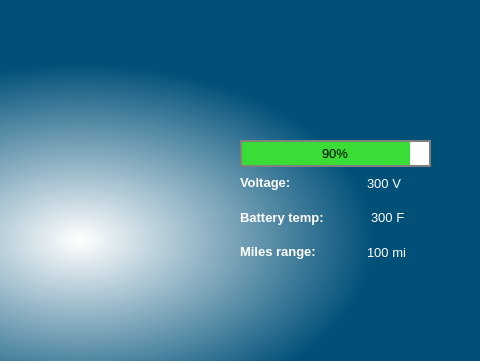
Above: Dashboard.ui from uci-solar-car/Production-Dashboard-Code before the change; both pictures show x 320 to 800 and y 0 to 361 of the 800 by 480 pixel window. Below: the same form after it.
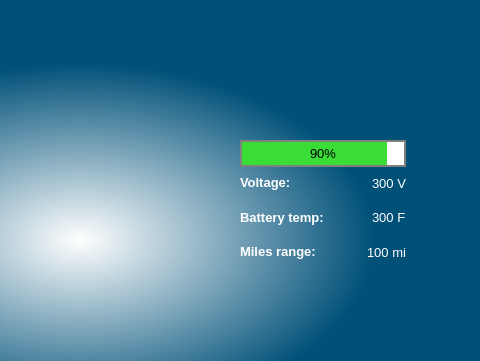
That is the form after the change. Icons and pictures are not drawn.

Commit message: Set right side spacing to fixed

Patch:
```diff
--- a/Dashboard.ui
+++ b/Dashboard.ui
@@ -58,7 +58,7 @@
      <rect>
       <x>560</x>
       <y>140</y>
-      <width>201</width>
+      <width>219</width>
       <height>191</height>
      </rect>
     </property>
@@ -163,9 +163,12 @@
          <property name="orientation">
           <enum>Qt::Horizontal</enum>
          </property>
+         <property name="sizeType">
+          <enum>QSizePolicy::Fixed</enum>
+         </property>
          <property name="sizeHint" stdset="0">
           <size>
-           <width>40</width>
+           <width>15</width>
            <height>20</height>
           </size>
          </property>
@@ -222,9 +225,12 @@
          <property name="orientation">
           <enum>Qt::Horizontal</enum>
          </property>
+         <property name="sizeType">
+          <enum>QSizePolicy::Fixed</enum>
+         </property>
          <property name="sizeHint" stdset="0">
           <size>
-           <width>28</width>
+           <width>15</width>
            <height>37</height>
           </size>
          </property>
@@ -285,9 +291,12 @@
          <property name="orientation">
           <enum>Qt::Horizontal</enum>
          </property>
+         <property name="sizeType">
+          <enum>QSizePolicy::Fixed</enum>
+         </property>
          <property name="sizeHint" stdset="0">
           <size>
-           <width>40</width>
+           <width>15</width>
            <height>20</height>
           </size>
          </property>
```
The commit also changes 1 other file.
